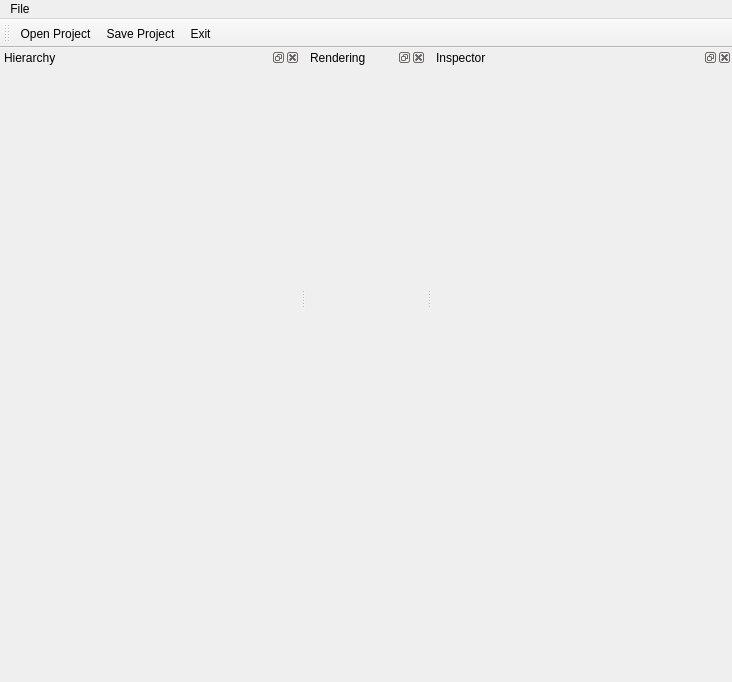
Qt form mainwindow.ui (rogerbusquets97/Graphics-Engine) before a commit.
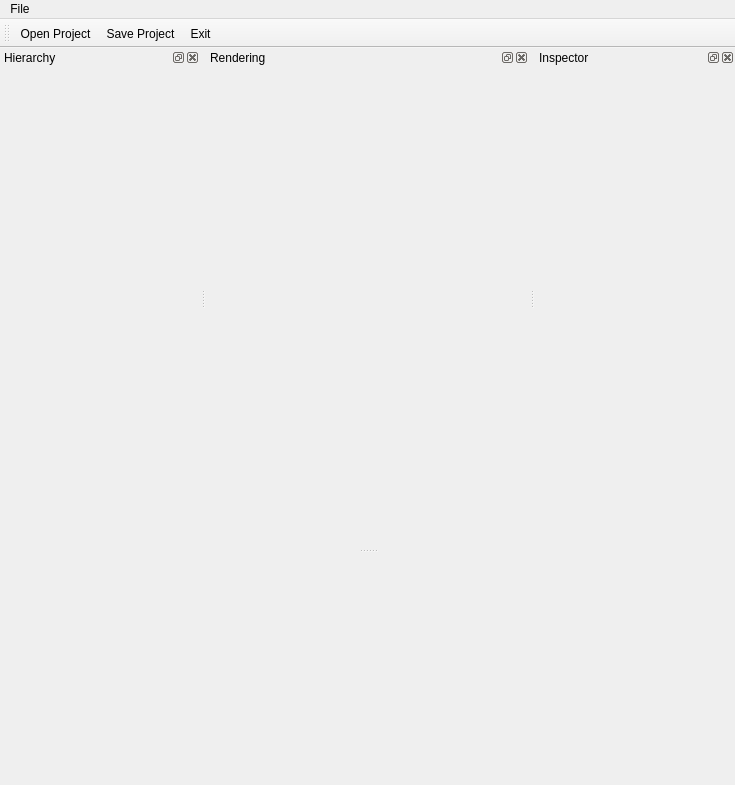
The same form after that commit.

Patch:
```diff
--- a/mainwindow.ui
+++ b/mainwindow.ui
@@ -6,8 +6,8 @@
    <rect>
     <x>0</x>
     <y>0</y>
-    <width>732</width>
-    <height>682</height>
+    <width>735</width>
+    <height>785</height>
    </rect>
   </property>
   <property name="windowTitle">
@@ -19,7 +19,7 @@
     <rect>
      <x>0</x>
      <y>0</y>
-     <width>732</width>
+     <width>735</width>
      <height>21</height>
     </rect>
    </property>
@@ -57,8 +57,8 @@
    </property>
    <property name="maximumSize">
     <size>
-     <width>300</width>
-     <height>500</height>
+     <width>100</width>
+     <height>16777215</height>
     </size>
    </property>
    <property name="windowTitle">
@@ -93,8 +93,8 @@
    </property>
    <property name="maximumSize">
     <size>
-     <width>300</width>
-     <height>500</height>
+     <width>200</width>
+     <height>16777215</height>
     </size>
    </property>
    <property name="windowTitle">
```
Left out of the diff: 1 changed line with no effect on the pictures.
